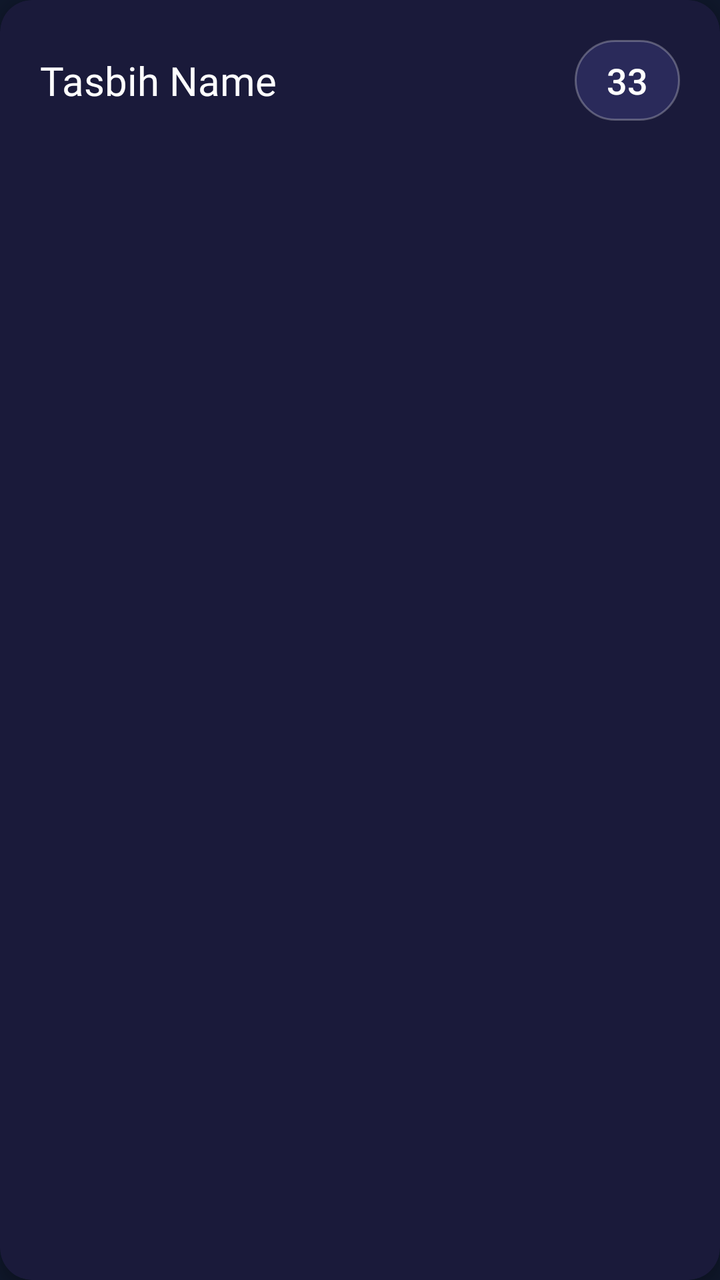
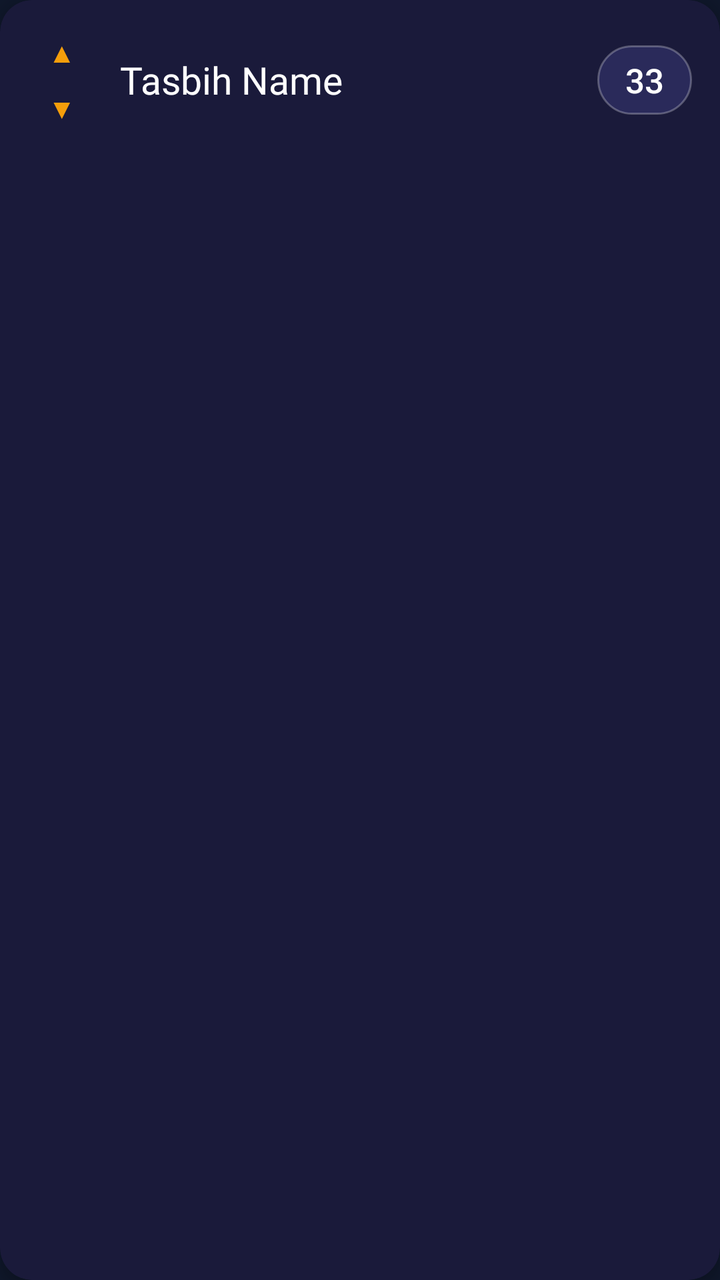

Screens rendered from an Android XML layout before and after an edit, with the pre-edit source and the edit as a unified diff.
<!-- AndroidManifest.xml: application theme Theme.PrayerClock -->
<!-- res/layout/item_tasbih.xml -->
<?xml version="1.0" encoding="utf-8"?>
<androidx.cardview.widget.CardView xmlns:android="http://schemas.android.com/apk/res/android"
    xmlns:card_view="http://schemas.android.com/apk/res-auto"
    android:layout_width="match_parent"
    android:layout_height="wrap_content"
    android:layout_marginHorizontal="16dp"
    android:layout_marginVertical="8dp"
    card_view:cardCornerRadius="16dp"
    card_view:cardElevation="4dp"
    card_view:cardBackgroundColor="#1A1A3A">

    
    <RelativeLayout
        android:layout_width="match_parent"
        android:layout_height="wrap_content"
        android:background="?attr/selectableItemBackground"
        android:padding="20dp"
        android:layoutDirection="ltr">

        
        <TextView
            android:id="@+id/tvName"
            android:layout_width="wrap_content"
            android:layout_height="wrap_content"
            android:layout_alignParentLeft="true"
            android:layout_toLeftOf="@+id/tvCountContainer"
            android:layout_marginRight="16dp"
            android:layout_centerVertical="true"
            android:text="Tasbih Name"
            android:textSize="20sp"
            android:textColor="#FFFFFF"
            android:fontFamily="@font/sakkal"
            android:maxLines="2"
            android:ellipsize="end"
            android:gravity="left|center_vertical"
            android:textDirection="locale"/> 

        
        <FrameLayout
            android:id="@+id/tvCountContainer"
            android:layout_width="wrap_content"
            android:layout_height="wrap_content"
            android:layout_alignParentRight="true"
            android:layout_centerVertical="true"
            android:background="@drawable/bg_count_premium_pill">

            <TextView
                android:id="@+id/tvCount"
                android:layout_width="wrap_content"
                android:layout_height="wrap_content"
                android:text="33"
                android:textSize="18sp"
                android:fontFamily="sans-serif-medium"
                android:textColor="#FFFFFF"
                android:paddingHorizontal="16dp"
                android:paddingVertical="8dp"/>
        </FrameLayout>
    </RelativeLayout>

</androidx.cardview.widget.CardView>
<!-- resources referenced by this layout -->
<resources>
  <!-- drawable bg_count_premium_pill (drawable) -->
  <?xml version="1.0" encoding="utf-8"?>
  <shape xmlns:android="http://schemas.android.com/apk/res/android"
      android:shape="rectangle">
      <corners android:radius="100dp" />
      <solid android:color="#2A2A5A" />
      <stroke android:width="1dp" android:color="#44FFFFFF" />
  </shape>
  <style name="Theme.PrayerClock" parent="Base.Theme.PrayerClock" />
  <style name="Base.Theme.PrayerClock" parent="Theme.Material3.DayNight.NoActionBar">
          
          <item name="colorPrimary">@color/midnight_blue</item>
          <item name="colorPrimaryVariant">@color/slate_900</item>
          <item name="android:statusBarColor">#1E293B</item> 
          <item name="android:windowLightStatusBar" tools:targetApi="m">false</item>
          <item name="android:windowBackground">@color/midnight_blue</item>
          <item name="android:colorBackground">@color/midnight_blue</item>
      </style>
  <color name="midnight_blue">#0F172A</color>
  <color name="slate_900">#1E293B</color>
</resources>

<!-- the commit's change to res/layout/item_tasbih.xml (unified diff, before → after) -->
@@ -4,7 +4,7 @@
     android:layout_width="match_parent"
     android:layout_height="wrap_content"
     android:layout_marginHorizontal="16dp"
-    android:layout_marginVertical="8dp"
+    android:layout_marginVertical="6dp"
     card_view:cardCornerRadius="16dp"
     card_view:cardElevation="4dp"
     card_view:cardBackgroundColor="#1A1A3A">
@@ -14,26 +14,63 @@
         android:layout_width="match_parent"
         android:layout_height="wrap_content"
         android:background="?attr/selectableItemBackground"
-        android:padding="20dp"
+        android:paddingHorizontal="14dp"
+        android:paddingVertical="12dp"
         android:layoutDirection="ltr">
+
+        
+        <LinearLayout
+            android:id="@+id/llReorder"
+            android:layout_width="wrap_content"
+            android:layout_height="wrap_content"
+            android:layout_alignParentLeft="true"
+            android:layout_centerVertical="true"
+            android:orientation="vertical"
+            android:gravity="center"
+            android:layout_marginRight="12dp">
+
+            <TextView
+                android:id="@+id/btnMoveUp"
+                android:layout_width="34dp"
+                android:layout_height="28dp"
+                android:text="▲"
+                android:textColor="#F59E0B"
+                android:textSize="14sp"
+                android:gravity="center"
+                android:background="?attr/selectableItemBackgroundBorderless"
+                android:focusable="true"
+                android:clickable="true"/>
+
+            <TextView
+                android:id="@+id/btnMoveDown"
+                android:layout_width="34dp"
+                android:layout_height="28dp"
+                android:text="▼"
+                android:textColor="#F59E0B"
+                android:textSize="14sp"
+                android:gravity="center"
+                android:background="?attr/selectableItemBackgroundBorderless"
+                android:focusable="true"
+                android:clickable="true"/>
+        </LinearLayout>
 
         
         <TextView
             android:id="@+id/tvName"
             android:layout_width="wrap_content"
             android:layout_height="wrap_content"
-            android:layout_alignParentLeft="true"
+            android:layout_toRightOf="@id/llReorder"
             android:layout_toLeftOf="@+id/tvCountContainer"
-            android:layout_marginRight="16dp"
+            android:layout_marginRight="12dp"
             android:layout_centerVertical="true"
             android:text="Tasbih Name"
-            android:textSize="20sp"
+            android:textSize="19sp"
             android:textColor="#FFFFFF"
             android:fontFamily="@font/sakkal"
             android:maxLines="2"
             android:ellipsize="end"
             android:gravity="left|center_vertical"
-            android:textDirection="locale"/> 
+            android:textDirection="locale"/>
 
         
         <FrameLayout
@@ -49,11 +86,11 @@
                 android:layout_width="wrap_content"
                 android:layout_height="wrap_content"
                 android:text="33"
-                android:textSize="18sp"
+                android:textSize="17sp"
                 android:fontFamily="sans-serif-medium"
                 android:textColor="#FFFFFF"
-                android:paddingHorizontal="16dp"
-                android:paddingVertical="8dp"/>
+                android:paddingHorizontal="14dp"
+                android:paddingVertical="6dp"/>
         </FrameLayout>
     </RelativeLayout>
 
